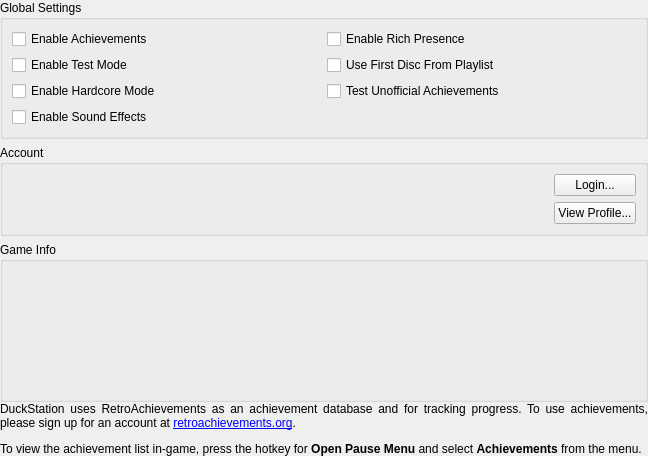
The window that src/duckstation-qt/achievementsettingswidget.ui (kofxi3584karlayang/duckstation) describes before a commit, drawn with Qt 5.
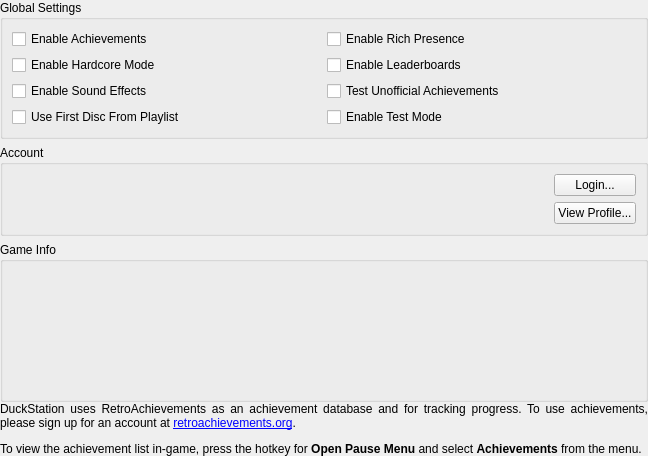
The same window after the commit.

Commit message: Achievements: Add leaderboard toggle (+ some minor fixes)

```diff
--- a/src/duckstation-qt/achievementsettingswidget.ui
+++ b/src/duckstation-qt/achievementsettingswidget.ui
@@ -39,27 +39,6 @@
         </property>
        </widget>
       </item>
-      <item row="2" column="0">
-       <widget class="QCheckBox" name="challengeMode">
-        <property name="text">
-         <string>Enable Hardcore Mode</string>
-        </property>
-       </widget>
-      </item>
-      <item row="1" column="1">
-       <widget class="QCheckBox" name="useFirstDiscFromPlaylist">
-        <property name="text">
-         <string>Use First Disc From Playlist</string>
-        </property>
-       </widget>
-      </item>
-      <item row="1" column="0">
-       <widget class="QCheckBox" name="testMode">
-        <property name="text">
-         <string>Enable Test Mode</string>
-        </property>
-       </widget>
-      </item>
       <item row="2" column="1">
        <widget class="QCheckBox" name="unofficialTestMode">
         <property name="text">
@@ -74,13 +53,41 @@
         </property>
        </widget>
       </item>
-      <item row="3" column="0">
+      <item row="3" column="1">
+       <widget class="QCheckBox" name="testMode">
+        <property name="text">
+         <string>Enable Test Mode</string>
+        </property>
+       </widget>
+      </item>
+      <item row="1" column="0">
+       <widget class="QCheckBox" name="challengeMode">
+        <property name="text">
+         <string>Enable Hardcore Mode</string>
+        </property>
+       </widget>
+      </item>
+      <item row="2" column="0">
        <widget class="QCheckBox" name="soundEffects">
         <property name="text">
          <string>Enable Sound Effects</string>
         </property>
        </widget>
       </item>
+      <item row="3" column="0">
+       <widget class="QCheckBox" name="useFirstDiscFromPlaylist">
+        <property name="text">
+         <string>Use First Disc From Playlist</string>
+        </property>
+       </widget>
+      </item>
+      <item row="1" column="1">
+       <widget class="QCheckBox" name="leaderboards">
+        <property name="text">
+         <string>Enable Leaderboards</string>
+        </property>
+       </widget>
+      </item>
      </layout>
     </widget>
    </item>
```
The commit also changes 7 other files.
